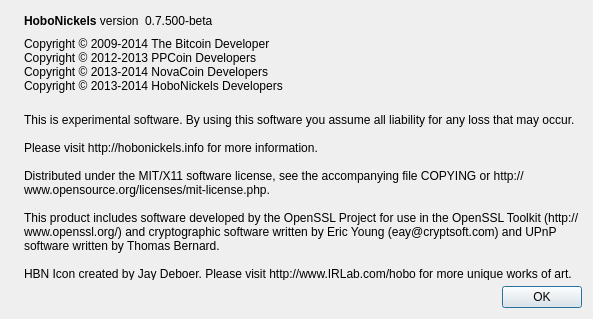
The window that src/qt/forms/aboutdialog.ui (Crypto-Expert/HoboNickels) describes before a commit, drawn with Qt 5.
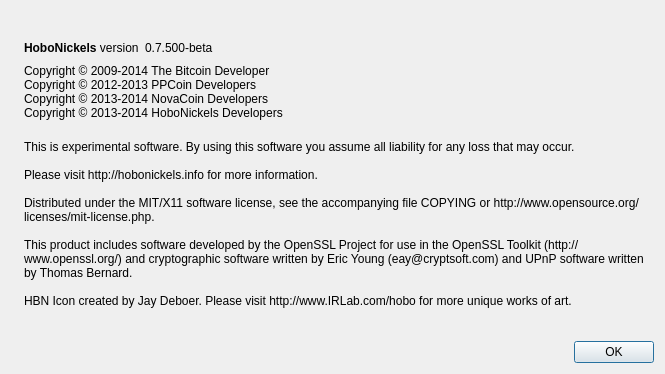
The same window after the commit. Icons and pictures are not drawn.

```diff
--- a/src/qt/forms/aboutdialog.ui
+++ b/src/qt/forms/aboutdialog.ui
@@ -6,8 +6,8 @@
    <rect>
     <x>0</x>
     <y>0</y>
-    <width>593</width>
-    <height>319</height>
+    <width>665</width>
+    <height>374</height>
    </rect>
   </property>
   <property name="windowTitle">
```
